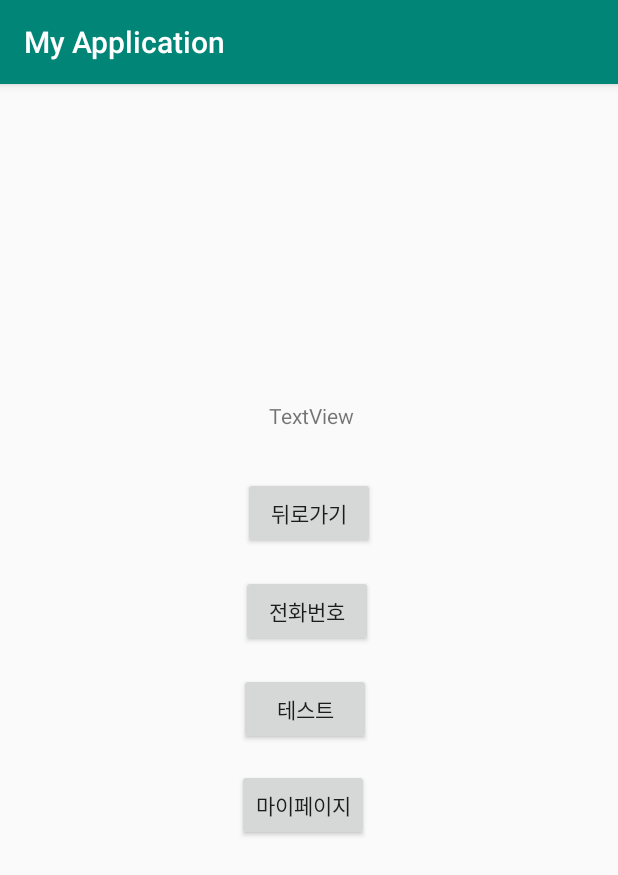
After one commit to JaeLinJoo/ACD, an Android app: the MainPage screen opened directly, with no data from a screen before it, on a phone screen of 412 x 824 dp. The commit adds this screen. Shown: the top 875 px of the screen. Run offline under Robolectric (Android 15) with nearby library versions, the phone set to English and light mode, and no system bars.

Commit message:
이미지 업로드/마이페이지/로그인구현

```diff
--- a/MyApplication6/app/build.gradle
+++ b/MyApplication6/app/build.gradle
@@ -33,5 +33,8 @@ dependencies {
     implementation 'com.google.code.gson:gson:2.8.5'
     implementation 'com.squareup.retrofit2:retrofit:2.6.1'
     implementation 'com.squareup.retrofit2:converter-gson:2.6.1'
+    implementation 'com.squareup.okhttp3:logging-interceptor:3.4.1'
+    implementation 'com.squareup.okhttp3:okhttp:3.4.1'
+    implementation 'com.squareup.okhttp3:okhttp-urlconnection:3.6.0'
     //implementation 'com.android.support:design:28.0.0'
 }
--- a/MyApplication6/app/src/main/AndroidManifest.xml
+++ b/MyApplication6/app/src/main/AndroidManifest.xml
@@ -3,6 +3,8 @@
     package="com.example.myapplication">
 
     <uses-permission android:name="android.permission.INTERNET" />
+    <uses-permission android:name="android.permission.WRITE_EXTERNAL_STORAGE" />
+    <uses-permission android:name="android.permission.READ_EXTERNAL_STORAGE" />
 
     <application
         android:allowBackup="true"
@@ -11,7 +13,9 @@
         android:roundIcon="@mipmap/ic_launcher_round"
         android:supportsRtl="true"
         android:theme="@style/AppTheme">
-        <activity android:name=".register"></activity>
+        <activity android:name=".MyPage"></activity>
+        <activity android:name=".MainPage" />
+        <activity android:name=".register" />
         <activity android:name=".MainActivity">
             <intent-filter>
                 <action android:name="android.intent.action.MAIN" />
--- a/MyApplication6/app/src/main/java/com/example/myapplication/GetService.java
+++ b/MyApplication6/app/src/main/java/com/example/myapplication/GetService.java
@@ -2,13 +2,33 @@ package com.example.myapplication;
 
 import java.util.List;
 
+import okhttp3.MultipartBody;
+import okhttp3.RequestBody;
 import retrofit2.Call;
 import retrofit2.http.Body;
+import retrofit2.http.Field;
+import retrofit2.http.FormUrlEncoded;
 import retrofit2.http.GET;
+import retrofit2.http.Multipart;
 import retrofit2.http.POST;
+import retrofit2.http.Part;
 import retrofit2.http.Path;
 
 public interface GetService {
-    @GET("/test/{position},{position1}")
-    Call<Dummy> listDummies(@Path("position") String position,@Path("position1") String position1);
+    @GET("/test/{position},{position1},{position2},{position3},{position4}")
+    Call<Dummy> listDummies(@Path("position") String position,@Path("position1") String position1,@Path("position2") String position2, @Path("position3") String position3,@Path("position4") String position4);
+
+    @GET("/id/{position}")
+    Call<LogInfo> listLogInfo(@Path("position") String position);
+
+    @FormUrlEncoded
+    @POST("/task")
+    Call<Dummy> dummycheck(@Field("task") String string);
+
+    @Multipart
+    @POST("/images/upload")
+    Call<Dummy> uploadImage(@Part MultipartBody.Part image, @Part("id") RequestBody id);
+
+    @GET("/myinfo/{position}")
+    Call<MyInfo> callMyInfo(@Path("position") String id);
 }
--- /dev/null
+++ b/MyApplication6/app/src/main/java/com/example/myapplication/LogInfo.java
@@ -0,0 +1,6 @@
+package com.example.myapplication;
+
+public class LogInfo {
+    String telenumber;
+
+}
--- /dev/null
+++ b/MyApplication6/app/src/main/java/com/example/myapplication/MainPage.java
@@ -0,0 +1,132 @@
+package com.example.myapplication;
+
+import androidx.appcompat.app.AppCompatActivity;
+
+import android.content.Intent;
+import android.graphics.Bitmap;
+import android.graphics.BitmapFactory;
+import android.os.Bundle;
+import android.util.Log;
+import android.view.View;
+import android.widget.Button;
+import android.widget.ImageView;
+import android.widget.TextView;
+import android.widget.Toast;
+
+import com.google.gson.Gson;
+
+import java.io.ByteArrayOutputStream;
+import java.io.File;
+import java.io.FileOutputStream;
+import java.io.IOException;
+import java.io.InputStream;
+
+import okhttp3.MediaType;
+import okhttp3.MultipartBody;
+import okhttp3.RequestBody;
+import okhttp3.ResponseBody;
+import retrofit2.Call;
+import retrofit2.Callback;
+import retrofit2.Response;
+import retrofit2.Retrofit;
+import retrofit2.converter.gson.GsonConverterFactory;
+
+public class MainPage extends AppCompatActivity {
+    private static final String BASE = "http://192.168.0.14:3002";
+    private static final int REQUEST_CODE = 0;
+
+    TextView textView;
+    Button ret, tele, test, mypage;
+
+
+    @Override
+    protected void onCreate(Bundle savedInstanceState) {
+        super.onCreate(savedInstanceState);
+        setContentView(R.layout.activity_main_page);
+
+        textView = (TextView) findViewById(R.id.textView2);
+        ret = (Button) findViewById(R.id.ret);
+        tele = (Button) findViewById(R.id.tele);
+        test = (Button) findViewById(R.id.test);
+        mypage = (Button) findViewById(R.id.mypagebt);
+
+        mypage.setOnClickListener(new View.OnClickListener(){
+            @Override
+            public void onClick(View v){
+                Intent intent = new Intent(getApplicationContext(), MyPage.class);
+                startActivity(intent);
+            }
+        });
+
+        ret.setOnClickListener(new View.OnClickListener(){
+            @Override
+            public void onClick(View v){
+                Intent intent = new Intent(getApplicationContext(), MainActivity.class);
+                startActivity(intent);
+            }
+        });
+
+        tele.setOnClickListener(new View.OnClickListener() {
+            Retrofit retrofit = new Retrofit.Builder()
+                    .baseUrl(BASE)
+                    .addConverterFactory(GsonConverterFactory.create())
+                    .build();
+            String id = SharedPreference.getAttribute(getApplicationContext(),"id");
+            @Override
+            public void onClick(View v) {
+                GetService service = retrofit.create(GetService.class);
+
+                Call<LogInfo> call = service.listLogInfo(id);
+                call.enqueue(dummies);
+            }
+        });
+        test.setOnClickListener(new View.OnClickListener() {
+            Retrofit retrofit = new Retrofit.Builder()
+                    .baseUrl(BASE)
+                    .addConverterFactory(GsonConverterFactory.create())
+                    .build();
+            String id = SharedPreference.getAttribute(getApplicationContext(),"id");
+            @Override
+            public void onClick(View v) {
+                GetService service = retrofit.create(GetService.class);
+
+                Call<Dummy> call = service.dummycheck(id);
+                call.enqueue(new Callback<Dummy>(){
+                    @Override
+                    public void onResponse(Call<Dummy> call, Response<Dummy> response) {
+                        if (response.isSuccessful()) {
+                            Dummy dummy = response.body();
+                            if(dummy.isCheck()){
+                                textView.setText("성공");
+                            }
+
+                        } else
+                        {
+                            Toast.makeText(getApplicationContext(), "실패1!", Toast.LENGTH_LONG).show();
+                        }
+                    }
+                    @Override
+                    public void onFailure(Call<Dummy> call, Throwable t) {
+                        Toast.makeText(getApplicationContext(), "실패2!", Toast.LENGTH_LONG).show();
+                    }
+                });
+            }
+        });
+    }
+    Callback dummies = new Callback<LogInfo>(){
+        @Override
+        public void onResponse(Call<LogInfo> call, Response<LogInfo> response) {
+            if (response.isSuccessful()) {
+                LogInfo dummy = response.body();
+                textView.setText(dummy.telenumber);
+            } else
+            {
+                Toast.makeText(getApplicationContext(), "실패1!", Toast.LENGTH_LONG).show();
+            }
+        }
+        @Override
+        public void onFailure(Call<LogInfo> call, Throwable t) {
+            Toast.makeText(getApplicationContext(), "실패2!", Toast.LENGTH_LONG).show();
+        }
+    };
+}
--- /dev/null
+++ b/MyApplication6/app/src/main/res/layout/activity_main_page.xml
@@ -0,0 +1,62 @@
+<?xml version="1.0" encoding="utf-8"?>
+<androidx.constraintlayout.widget.ConstraintLayout xmlns:android="http://schemas.android.com/apk/res/android"
+    xmlns:app="http://schemas.android.com/apk/res-auto"
+    xmlns:tools="http://schemas.android.com/tools"
+    android:layout_width="match_parent"
+    android:layout_height="match_parent"
+    tools:context=".MainPage">
+
+    <TextView
+        android:id="@+id/textView2"
+        android:layout_width="wrap_content"
+        android:layout_height="wrap_content"
+        android:layout_marginEnd="14dp"
+        android:layout_marginRight="14dp"
+        android:layout_marginBottom="31dp"
+        android:text="TextView"
+        app:layout_constraintBottom_toTopOf="@+id/ret"
+        app:layout_constraintEnd_toEndOf="@+id/ret" />
+
+    <Button
+        android:id="@+id/ret"
+        android:layout_width="wrap_content"
+        android:layout_height="wrap_content"
+        android:layout_marginTop="262dp"
+        android:text="뒤로가기"
+        app:layout_constraintEnd_toEndOf="parent"
+        app:layout_constraintStart_toStartOf="parent"
+        app:layout_constraintTop_toTopOf="parent" />
+
+    <Button
+        android:id="@+id/tele"
+        android:layout_width="wrap_content"
+        android:layout_height="wrap_content"
+        android:layout_marginTop="17dp"
+        android:layout_marginEnd="1dp"
+        android:layout_marginRight="1dp"
+        android:text="전화번호"
+        app:layout_constraintEnd_toEndOf="@+id/ret"
+        app:layout_constraintTop_toBottomOf="@+id/ret" />
+
+    <Button
+        android:id="@+id/test"
+        android:layout_width="wrap_content"
+        android:layout_height="wrap_content"
+        android:layout_marginTop="17dp"
+        android:layout_marginEnd="1dp"
+        android:layout_marginRight="1dp"
+        android:text="테스트"
+        app:layout_constraintEnd_toEndOf="@+id/tele"
+        app:layout_constraintTop_toBottomOf="@+id/tele" />
+
+    <Button
+        android:id="@+id/mypagebt"
+        android:layout_width="wrap_content"
+        android:layout_height="wrap_content"
+        android:layout_marginTop="16dp"
+        android:layout_marginEnd="1dp"
+        android:layout_marginRight="1dp"
+        android:text="마이페이지"
+        app:layout_constraintEnd_toEndOf="@+id/test"
+        app:layout_constraintTop_toBottomOf="@+id/test" />
+</androidx.constraintlayout.widget.ConstraintLayout>
```
Also changed, not shown: MyApplication6/app/src/main/java/com/example/myapplication/MainActivity.java (+14 -2 lines), MyApplication6/app/src/main/java/com/example/myapplication/MyInfo.java (added, +29 -0 lines), MyApplication6/app/src/main/java/com/example/myapplication/MyPage.java (added, +201 -0 lines), MyApplication6/app/src/main/java/com/example/myapplication/Response.java (added, +19 -0 lines), MyApplication6/app/src/main/java/com/example/myapplication/SharedPreference.java (added, +38 -0 lines), MyApplication6/app/src/main/java/com/example/myapplication/register.java (+18 -9 lines), MyApplication6/app/src/main/res/layout/activity_my_page.xml (added, +66 -0 lines), MyApplication6/app/src/main/res/layout/activity_register.xml (+85 -5 lines), 2 other files.
